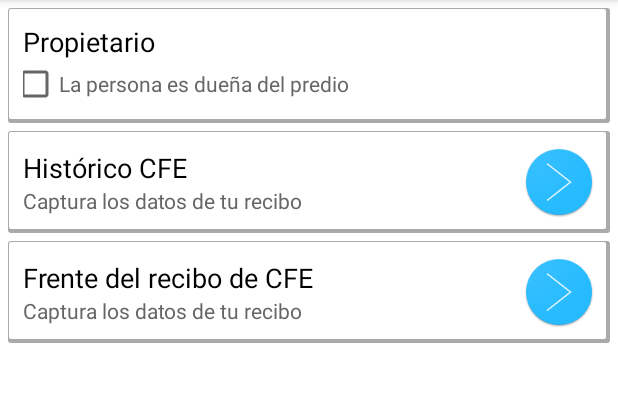
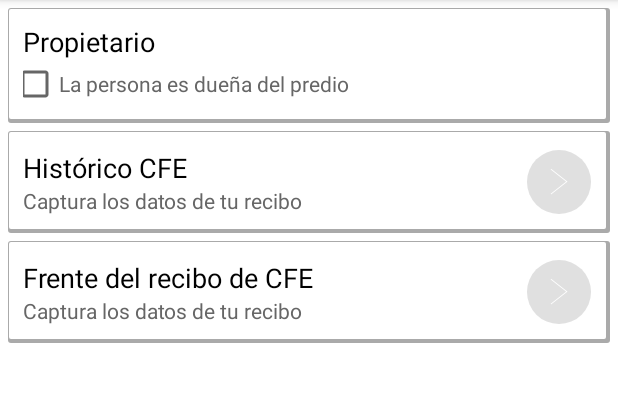
Before and after one commit to MauricioJuanes/bps1803, an Android app: the screen it shows after launch (MainActivity), on a phone screen of 412 x 824 dp, the part 84-486 px from its top. Run offline under Robolectric (Android 15) with nearby library versions, the phone set to English and light mode, and no system bars.

Commit message:
Integracion de avances

```diff
--- a/app/src/main/java/com/prototipo/prototipo/prototipo/MainActivity.java
+++ b/app/src/main/java/com/prototipo/prototipo/prototipo/MainActivity.java
@@ -1,13 +1,122 @@
 package com.prototipo.prototipo.prototipo;
 
+import android.Manifest;
+import android.content.Intent;
+import android.content.pm.PackageManager;
+import android.graphics.Bitmap;
+import android.net.Uri;
+import android.os.Environment;
+import android.provider.MediaStore;
+import android.support.v4.app.ActivityCompat;
+import android.support.v4.content.ContextCompat;
+import android.support.v4.content.FileProvider;
 import android.support.v7.app.AppCompatActivity;
 import android.os.Bundle;
+import android.view.View;
+import android.widget.CheckBox;
+import android.widget.ImageButton;
+import android.widget.ImageView;
+
+import java.io.File;
+import java.text.SimpleDateFormat;
+import java.util.Date;
 
 public class MainActivity extends AppCompatActivity {
+    private  static final int REQUEST_CODE = 1;
+    private Bitmap bitmap;
+    private ImageView imageView;
+    private ImageButton boton_historico_cfe;
+    private ImageButton boton_frente_recibo_cfe;
+    private CheckBox checkbox_propietario;
+    private Uri archivo;
 
     @Override
     protected void onCreate(Bundle savedInstanceState) {
         super.onCreate(savedInstanceState);
         setContentView(R.layout.activity_main);
+        boton_historico_cfe = findViewById(R.id.btn_historico_cfe);
+        boton_frente_recibo_cfe = findViewById(R.id.btn_frente_recibo_cfe);
+        checkbox_propietario = findViewById(R.id.chk_propietario);
+
+        cambiarEstadoBoton(boton_historico_cfe, Boolean.FALSE);
+        cambiarEstadoBoton(boton_frente_recibo_cfe, Boolean.FALSE);
+
+        if (ContextCompat.checkSelfPermission(this, Manifest.permission.CAMERA) != PackageManager.PERMISSION_GRANTED) {
+            cambiarEstadoBoton(boton_historico_cfe, Boolean.FALSE);
+            cambiarEstadoBoton(boton_frente_recibo_cfe, Boolean.FALSE);
+            ActivityCompat.requestPermissions(this, new String[] { Manifest.permission.CAMERA, Manifest.permission.WRITE_EXTERNAL_STORAGE }, 0);
+        }
+
+        checkbox_propietario.setOnClickListener(new View.OnClickListener() {
+            @Override
+            public void onClick(View v) {
+                if(checkbox_propietario.isChecked()){
+                    cambiarEstadoBoton(boton_historico_cfe, Boolean.TRUE);
+                    cambiarEstadoBoton(boton_frente_recibo_cfe, Boolean.TRUE);
+                }
+                else{
+                    cambiarEstadoBoton(boton_historico_cfe, Boolean.FALSE);
+                    cambiarEstadoBoton(boton_frente_recibo_cfe, Boolean.FALSE);
+                }
+            }
+        });
+
+        boton_historico_cfe.setOnClickListener(new View.OnClickListener() {
+            @Override
+            public void onClick(View v) {
+                tomarFotografia();
+            }
+        });
+    }
+
+    private void cambiarEstadoBoton(ImageButton boton, Boolean estado){
+        boton.setEnabled(estado);
+        if(estado){
+            boton.setBackgroundResource(R.drawable.round_button_active);
+        }
+        else {
+            boton.setBackgroundResource(R.drawable.round_button_inactive);
+        }
+    }
+
+    @Override
+    public void onRequestPermissionsResult(int requestCode, String[] permissions, int[] grantResults) {
+        if (requestCode == 0) {
+            if (grantResults.length > 0 && grantResults[0] == PackageManager.PERMISSION_GRANTED
+                    && grantResults[1] == PackageManager.PERMISSION_GRANTED) {
+                System.out.println("Permiso externo aceptado");
+            }
+        }
+    }
+
+    private void tomarFotografia(){
+        Intent intent = new Intent(MediaStore.ACTION_IMAGE_CAPTURE);
+        archivo = FileProvider.getUriForFile(MainActivity.this, BuildConfig.APPLICATION_ID + ".provider",getOutputMediaFile());
+        intent.putExtra(MediaStore.EXTRA_OUTPUT, archivo);
+        startActivityForResult(intent, REQUEST_CODE);
+    }
+
+    @Override
+    protected void onActivityResult(int requestCode, int resultCode, Intent data) {
+        if (requestCode == REQUEST_CODE) {
+            if (resultCode == RESULT_OK) {
+                System.out.println("Imagen tomada");
+            }
+        }
+    }
+
+    private static File getOutputMediaFile(){
+        File mediaStorageDir = new File(Environment.getExternalStoragePublicDirectory(
+                Environment.DIRECTORY_PICTURES), "CameraDemo");
+
+        if (!mediaStorageDir.exists()){
+            if (!mediaStorageDir.mkdirs()){
+                return null;
+            }
+        }
+
+        String timeStamp = new SimpleDateFormat("yyyyMMdd_HHmmss").format(new Date());
+        return new File(mediaStorageDir.getPath() + File.separator +
+                "IMG_"+ timeStamp + ".jpg");
     }
 }
--- a/app/src/main/res/drawable/round_button.xml
+++ b/app/src/main/res/drawable/round_button_active.xml
@@ -1,8 +1,11 @@
 <?xml version="1.0" encoding="utf-8"?>
 <shape xmlns:android="http://schemas.android.com/apk/res/android">
-
+    <gradient
+        android:type="linear"
+        android:startColor="@color/colorPrimary"
+        android:endColor="@color/colorPrimary"
+        android:centerColor="@color/colorPrimary"/>Z
     <corners android:radius="1000dp" />
-
     <stroke
         android:width="5dp"
         android:color="@android:color/transparent" />
--- /dev/null
+++ b/app/src/main/res/drawable/round_button_inactive.xml
@@ -0,0 +1,13 @@
+<?xml version="1.0" encoding="utf-8"?>
+<shape xmlns:android="http://schemas.android.com/apk/res/android">
+    <gradient
+        android:type="linear"
+        android:startColor="@color/colorInactive"
+        android:endColor="@color/colorInactive"
+        android:centerColor="@color/colorInactive"/>Z
+    <corners android:radius="1000dp" />
+    <stroke
+        android:width="5dp"
+        android:color="@android:color/transparent" />
+
+</shape>
--- a/app/src/main/res/layout/activity_main.xml
+++ b/app/src/main/res/layout/activity_main.xml
@@ -84,7 +84,7 @@
                     android:layout_marginStart="0dp"
                     android:layout_marginTop="0dp"
                     android:layout_alignParentRight="true"
-                    android:background="@drawable/round_button"
+                    android:background="@drawable/round_button_active"
                     app:srcCompat="@mipmap/angle_right" />
             </RelativeLayout>
 
@@ -133,8 +133,8 @@
                     android:layout_marginStart="0dp"
                     android:layout_marginTop="0dp"
                     android:layout_alignParentRight="true"
-                    android:background="@drawable/round_button"
-                    app:srcCompat="@mipmap/angle_right" />
+                    android:background="@drawable/round_button_active"
+                    app:srcCompat="@mipmap/angle_right"/>
             </RelativeLayout>
         </LinearLayout>
     </LinearLayout>
--- /dev/null
+++ b/app/src/main/res/provider_paths.xml
@@ -0,0 +1,4 @@
+<?xml version="1.0" encoding="utf-8"?>
+<paths xmlns:android="http://schemas.android.com/apk/res/android">
+    <external-path name="external_files" path="."/>
+</paths>
--- a/app/src/main/res/values/colors.xml
+++ b/app/src/main/res/values/colors.xml
@@ -6,4 +6,5 @@
     <color name="colorBackground">#ffffff</color>
     <color name="colorTitle">#000000</color>
     <color name="colorDescription">#666666</color>
+    <color name="colorInactive">#e0e0e0</color>
 </resources>
```
Also changed, not shown: app/src/main/AndroidManifest.xml (+13 -0 lines), app/src/main/res/xml/provider_paths.xml (added, +10 -0 lines), app/src/main/res/mipmap-hdpi/angle_right.png, app/src/main/res/mipmap-mdpi/angle_right.png, app/src/main/res/mipmap-xhdpi/angle_right.png, app/src/main/res/mipmap-xxhdpi/angle_right.png, app/src/main/res/mipmap-xxxhdpi/angle_right.png.
